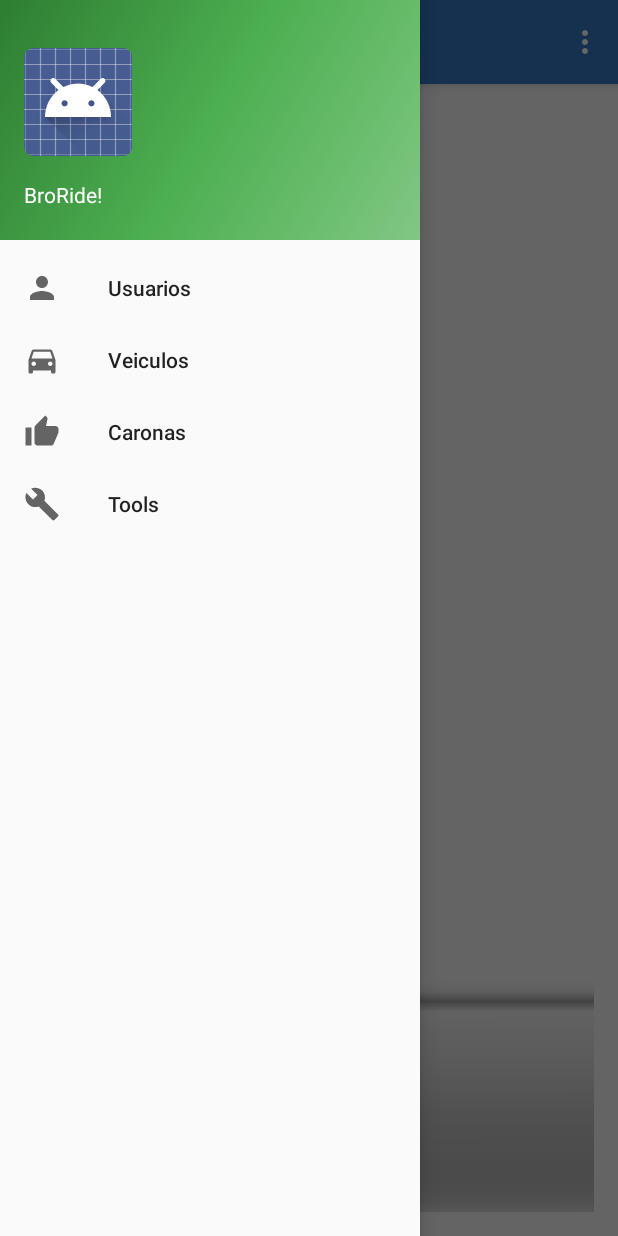
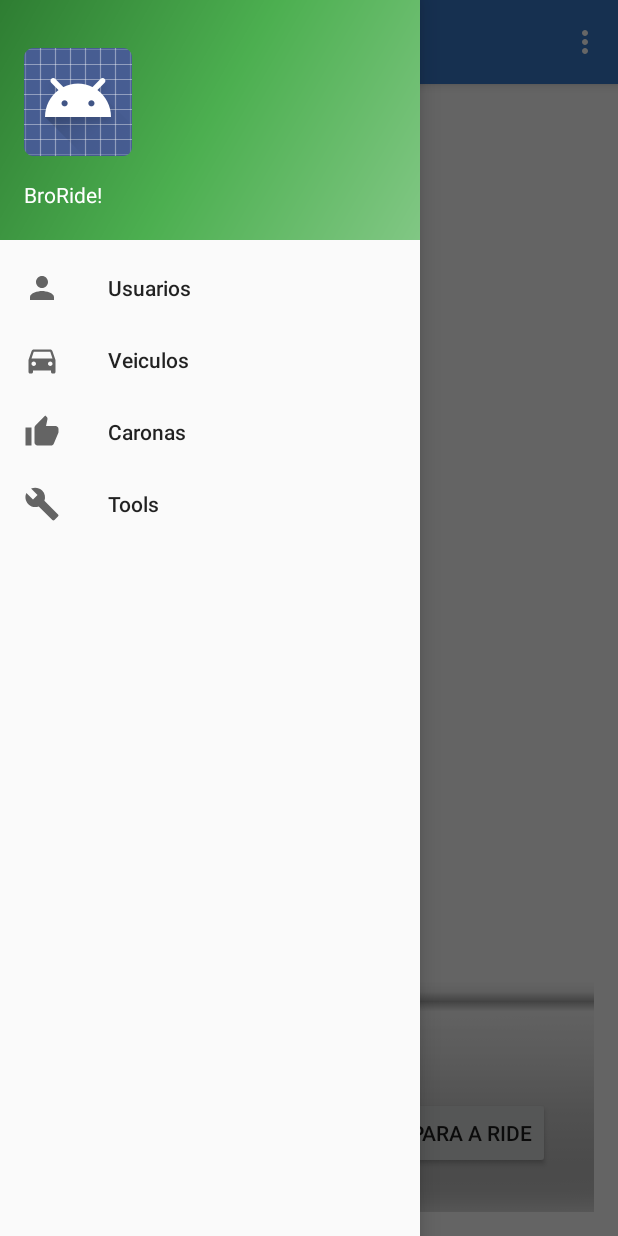
Before and after one commit to danielbibit/BroRide, an Android app: the screen it shows after launch (MainActivity), with the side drawer open, on a phone screen of 412 x 824 dp. Run offline under Robolectric (Android 15) with nearby library versions, the phone set to English and light mode, and no system bars; 3 statements that could not run were skipped.

Commit message:
fize main

```diff
--- a/app/src/main/java/daniel/broride/MainActivity.java
+++ b/app/src/main/java/daniel/broride/MainActivity.java
@@ -15,6 +15,7 @@ import android.view.MenuItem;
 import android.view.View;
 import android.widget.Button;
 import android.widget.TextView;
+import android.widget.Toast;
 
 public class MainActivity extends AppCompatActivity
         implements NavigationView.OnNavigationItemSelectedListener {
@@ -34,7 +35,6 @@ public class MainActivity extends AppCompatActivity
         rideDistance = (TextView) findViewById(R.id.rideDistance);
         irParaRide = (Button) findViewById(R.id.btnIrRide);
 
-
         /*---------------------------------------------------------------------------------------*/
         Toolbar toolbar = (Toolbar) findViewById(R.id.toolbar);
         setSupportActionBar(toolbar);
@@ -48,16 +48,13 @@ public class MainActivity extends AppCompatActivity
         NavigationView navigationView = (NavigationView) findViewById(R.id.nav_view);
         navigationView.setNavigationItemSelectedListener(this);
         /*---------------------------------------------------------------------------------------*/
-
+        showLastRide();
         try{
             data = Data.getInstance();
             data.syncWithDb(this);
-            Log.d("cheguei aki --------","");
-            showLastRide();
         }catch (Exception e){
             //this.deleteDatabase("main.db"); //CAUTION ! UNCOMENT FOR DELETING THE WHOLE DB !!!
             //finish();
-            irParaRide.setVisibility(View.INVISIBLE);
         }
 
         irParaRide.setOnClickListener(new View.OnClickListener() {
@@ -71,9 +68,9 @@ public class MainActivity extends AppCompatActivity
     @Override
     protected void onResume() {
         super.onResume();
-        try {
+        try{
             showLastRide();
-        }catch (Exception e){
+        }catch (Exception e ){
             e.printStackTrace();
         }
     }
@@ -180,10 +177,9 @@ public class MainActivity extends AppCompatActivity
         Data data = Data.getInstance();
         Ride ride;
 
-        if (!(Utils.readCache(getApplicationContext()).equals(null))){
+        if(!(Utils.readCache(this).equals("null"))){
             irParaRide.setVisibility(View.VISIBLE);
             idRide = Integer.parseInt(Utils.readCache(this));
-            Log.d("id da ride",""+idRide);
             ride = data.getRideById(idRide);
             rideName.setText(ride.getName());
             rideDistance.setText(ride.getDistance().toString());
--- a/app/src/main/java/daniel/broride/Utils.java
+++ b/app/src/main/java/daniel/broride/Utils.java
@@ -96,7 +96,7 @@ public class Utils {
         } catch (IOException e) {
             e.printStackTrace();
         }
-        return null;
+        return "";
     }
 
     public static void showMessage(String title, String message, Context context){
```
